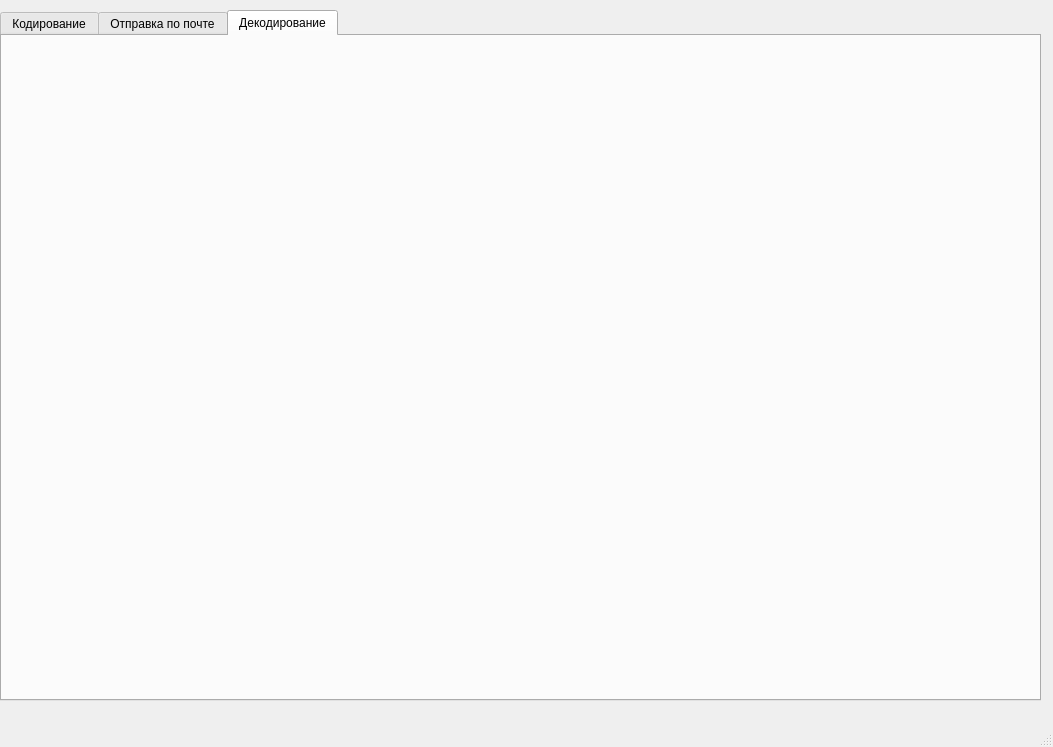
Old version of the form untitled.ui in the repository Selin333/Kursovaya.
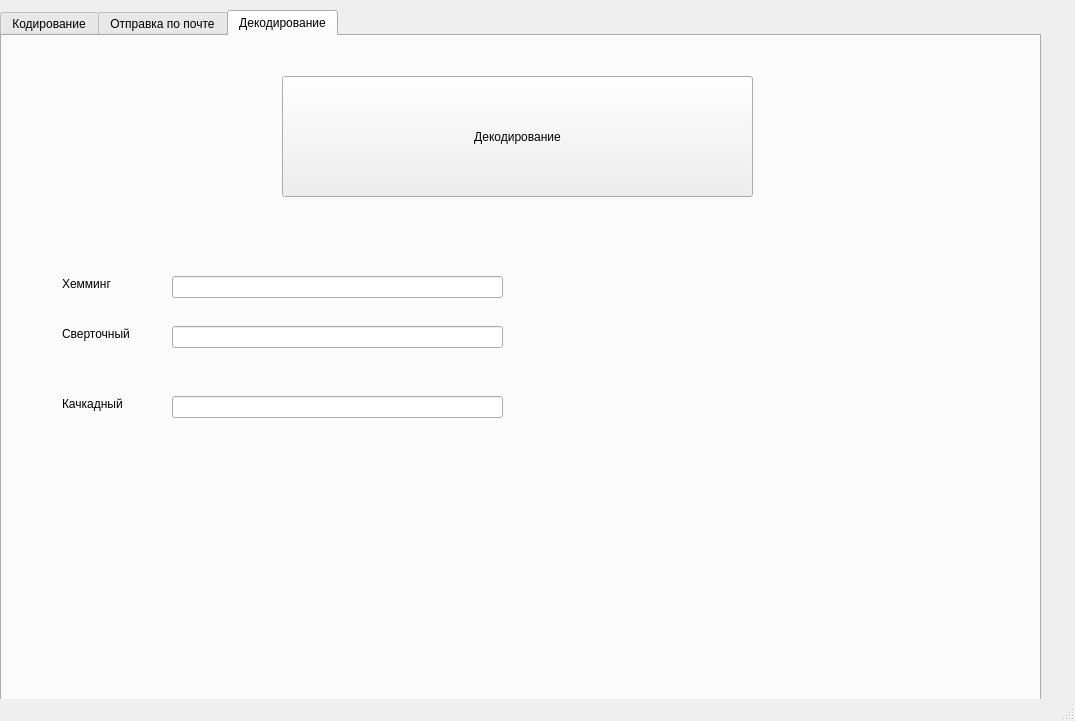
New version of the form. The open tabs and pages were chosen to show the change.

Patch:
```diff
--- a/untitled.ui
+++ b/untitled.ui
@@ -6,8 +6,8 @@
    <rect>
     <x>0</x>
     <y>0</y>
-    <width>1053</width>
-    <height>747</height>
+    <width>1075</width>
+    <height>721</height>
    </rect>
   </property>
   <property name="windowTitle">
@@ -403,6 +403,88 @@
      <attribute name="title">
       <string>Декодирование</string>
      </attribute>
+     <widget class="QPushButton" name="pushButton_9">
+      <property name="geometry">
+       <rect>
+        <x>280</x>
+        <y>40</y>
+        <width>471</width>
+        <height>121</height>
+       </rect>
+      </property>
+      <property name="text">
+       <string>Декодирование</string>
+      </property>
+     </widget>
+     <widget class="QLineEdit" name="lineEdit_11">
+      <property name="geometry">
+       <rect>
+        <x>170</x>
+        <y>240</y>
+        <width>331</width>
+        <height>22</height>
+       </rect>
+      </property>
+     </widget>
+     <widget class="QLineEdit" name="lineEdit_12">
+      <property name="geometry">
+       <rect>
+        <x>170</x>
+        <y>290</y>
+        <width>331</width>
+        <height>22</height>
+       </rect>
+      </property>
+     </widget>
+     <widget class="QLineEdit" name="lineEdit_13">
+      <property name="geometry">
+       <rect>
+        <x>170</x>
+        <y>360</y>
+        <width>331</width>
+        <height>22</height>
+       </rect>
+      </property>
+     </widget>
+     <widget class="QLabel" name="label_10">
+      <property name="geometry">
+       <rect>
+        <x>60</x>
+        <y>240</y>
+        <width>55</width>
+        <height>16</height>
+       </rect>
+      </property>
+      <property name="text">
+       <string>Хемминг</string>
+      </property>
+     </widget>
+     <widget class="QLabel" name="label_11">
+      <property name="geometry">
+       <rect>
+        <x>60</x>
+        <y>290</y>
+        <width>91</width>
+        <height>16</height>
+       </rect>
+      </property>
+      <property name="text">
+       <string>Сверточный</string>
+      </property>
+     </widget>
+     <widget class="QLabel" name="label_12">
+      <property name="geometry">
+       <rect>
+        <x>60</x>
+        <y>360</y>
+        <width>101</width>
+        <height>16</height>
+       </rect>
+      </property>
+      <property name="text">
+       <string>Качкадный</string>
+      </property>
+     </widget>
     </widget>
    </widget>
   </widget>
```
Left out of the diff: 81 changed lines with no effect on the pictures.
